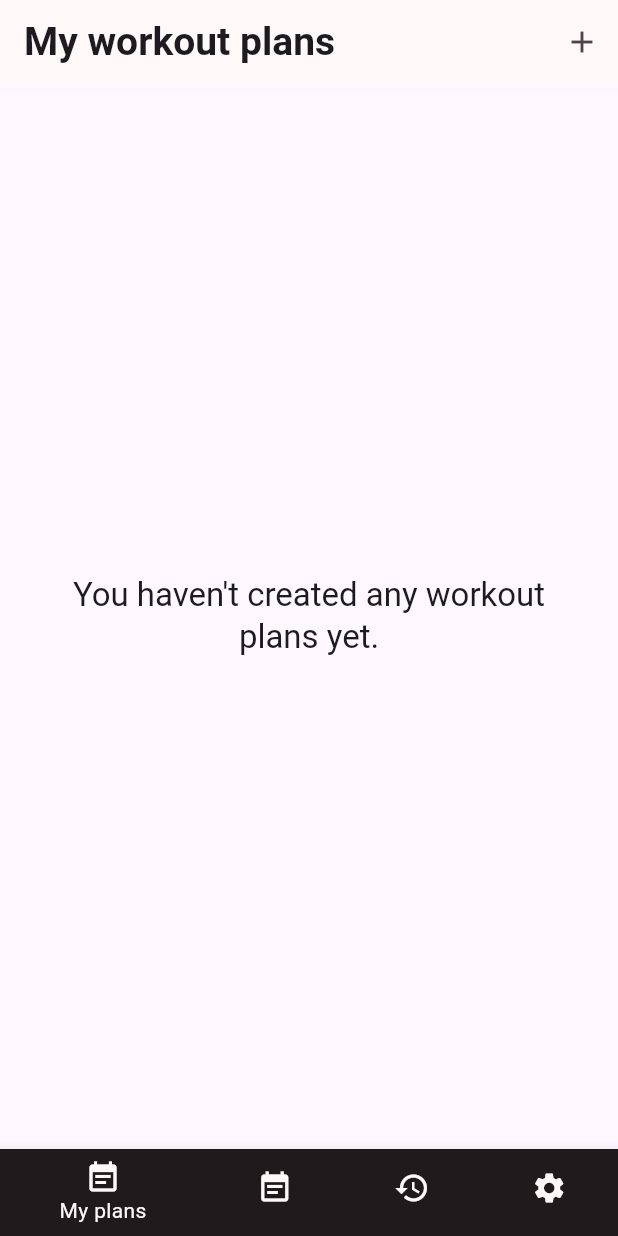
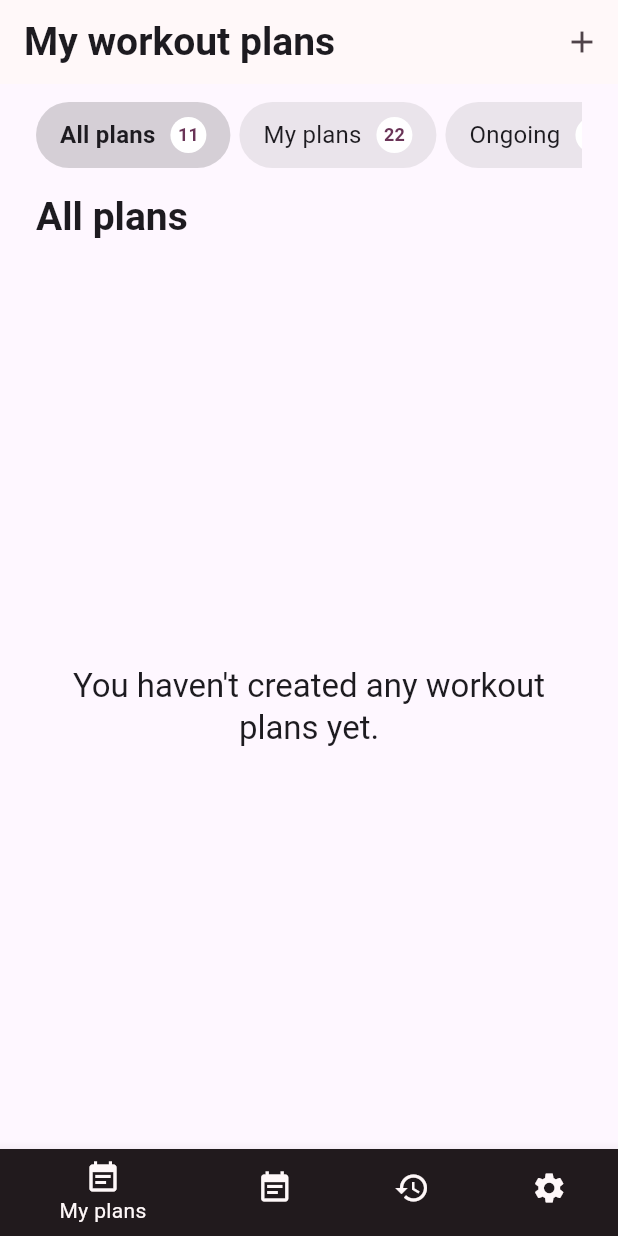
Before and after one commit to kmekarski/gym_partner, a Flutter app: the screen it shows once a user with an empty profile is signed in, on a phone screen of 412 x 824 dp. Run offline on Flutter 3.47's test engine with Material 3 defaults, Android fonts, the phone set to English and light mode, and no system bars; our stand-ins replace cloud_firestore, firebase_auth, firebase_core, flutter_riverpod; accounts and stored records are empty.

Commit message:
added row of filter chips in my plans screen

```diff
--- a/lib/main.dart
+++ b/lib/main.dart
@@ -29,6 +29,7 @@ class App extends StatelessWidget {
           color: colorScheme.primaryContainer.withOpacity(0.7),
         ),
         appBarTheme: const AppBarTheme().copyWith(
+          centerTitle: false,
           titleTextStyle: Theme.of(context)
               .textTheme
               .titleLarge!
--- /dev/null
+++ b/lib/models/plan_filter_criteria.dart
@@ -0,0 +1,20 @@
+enum PlanFilterCriteria {
+  all,
+  my,
+  ongoing,
+  downloaded,
+}
+
+Map<PlanFilterCriteria, String> planFilterCriteriaChipNames = {
+  PlanFilterCriteria.all: 'All plans',
+  PlanFilterCriteria.my: 'My plans',
+  PlanFilterCriteria.ongoing: 'Ongoing',
+  PlanFilterCriteria.downloaded: 'Downloaded',
+};
+
+Map<PlanFilterCriteria, String> planFilterCriteriaTitleNames = {
+  PlanFilterCriteria.all: 'All plans',
+  PlanFilterCriteria.my: 'Plans created by me',
+  PlanFilterCriteria.ongoing: 'Ongoing plans',
+  PlanFilterCriteria.downloaded: 'Plans created by other users',
+};
--- a/lib/screens/my_plans.dart
+++ b/lib/screens/my_plans.dart
@@ -1,6 +1,9 @@
+import 'package:flutter/cupertino.dart';
 import 'package:flutter/material.dart';
+import 'package:flutter/widgets.dart';
 import 'package:flutter_riverpod/flutter_riverpod.dart';
 import 'package:gym_partner/models/plan.dart';
+import 'package:gym_partner/models/plan_filter_criteria.dart';
 import 'package:gym_partner/providers/user_plans_provider.dart';
 import 'package:gym_partner/providers/user_provider.dart';
 import 'package:gym_partner/screens/new_plan.dart';
@@ -15,6 +18,8 @@ class MyPlansScreen extends ConsumerStatefulWidget {
 }
 
 class _MyPlansScreenState extends ConsumerState<MyPlansScreen> {
+  PlanFilterCriteria _selectedFilterCriteria = PlanFilterCriteria.all;
+
   void _selectPlan(BuildContext context, Plan plan) {
     Navigator.of(context).push(
       MaterialPageRoute(
@@ -24,6 +29,12 @@ class _MyPlansScreenState extends ConsumerState<MyPlansScreen> {
         ),
       ),
     );
+  }
+
+  void _selectFilterCriteria(PlanFilterCriteria criteria) {
+    setState(() {
+      _selectedFilterCriteria = criteria;
+    });
   }
 
   @override
@@ -36,12 +47,6 @@ class _MyPlansScreenState extends ConsumerState<MyPlansScreen> {
         return _centerMessage(
             context, 'You haven\'t created any workout plans yet.');
       } else {
-        // final recentPlanId =
-        //     plansData.firstWhere((planData) => planData.isRecent).planId;
-        // final recentPlan = plans.firstWhere((plan) => plan.id == recentPlanId);
-        // final restOfPlans =
-        //     plans.where((plan) => plan.id != recentPlanId).toList();
-
         final List<Plan> sortedPlans = [];
 
         String? recentPlanId;
@@ -77,11 +82,71 @@ class _MyPlansScreenState extends ConsumerState<MyPlansScreen> {
             icon: const Icon(Icons.add))
       ],
     );
+
+    var filterChips = Container(
+      height: 44,
+      margin: const EdgeInsets.only(top: 12),
+      child: ListView(
+        scrollDirection: Axis.horizontal,
+        children: [
+          _filterButton(PlanFilterCriteria.all, 11),
+          _filterButton(PlanFilterCriteria.my, 22),
+          _filterButton(PlanFilterCriteria.ongoing, 3),
+          _filterButton(PlanFilterCriteria.downloaded, 44),
+        ],
+      ),
+    );
+
+    var listTitle = Container(
+      margin: EdgeInsets.symmetric(vertical: 16),
+      child: Row(
+        mainAxisAlignment: MainAxisAlignment.start,
+        mainAxisSize: MainAxisSize.max,
+        children: [
+          Text(
+            planFilterCriteriaTitleNames[_selectedFilterCriteria] ?? '',
+            style: Theme.of(context).textTheme.titleLarge!.copyWith(
+                  fontSize: 26,
+                  fontWeight: FontWeight.w600,
+                ),
+          ),
+          if (_selectedFilterCriteria != PlanFilterCriteria.all)
+            Expanded(
+              child: Row(
+                children: [
+                  const Spacer(),
+                  GestureDetector(
+                    onTap: () => _selectFilterCriteria(PlanFilterCriteria.all),
+                    child: Row(
+                      children: [
+                        Text(
+                          'See all',
+                          style: Theme.of(context).textTheme.titleMedium,
+                        ),
+                        Icon(Icons.chevron_right),
+                      ],
+                    ),
+                  )
+                ],
+              ),
+            ),
+        ],
+      ),
+    );
+
     return Scaffold(
       appBar: appBar,
       body: Padding(
         padding: const EdgeInsets.symmetric(horizontal: 24),
-        child: content(),
+        child: Column(
+          children: [
+            filterChips,
+            listTitle,
+            Expanded(
+              child: content(),
+            ),
+          ],
+        ),
       ),
     );
   }
@@ -95,4 +160,44 @@ class _MyPlansScreenState extends ConsumerState<MyPlansScreen> {
       ),
     );
   }
+
+  Widget _filterButton(PlanFilterCriteria criteria, int number) {
+    final isSelected = _selectedFilterCriteria == criteria;
+    return Padding(
+      padding: const EdgeInsets.only(right: 6),
+      child: InkWell(
+        onTap: () => _selectFilterCriteria(criteria),
+        borderRadius: BorderRadius.circular(50),
+        child: Container(
+          padding: const EdgeInsets.symmetric(horizontal: 16, vertical: 8),
+          decoration: BoxDecoration(
+            color: Colors.black.withOpacity(isSelected ? 0.16 : 0.08),
+            borderRadius: BorderRadius.circular(50),
+          ),
+          child: Row(
+            children: [
+              Text(
+                planFilterCriteriaChipNames[criteria] ?? '',
+                style: Theme.of(context).textTheme.titleMedium!.copyWith(
+                      fontWeight: _selectedFilterCriteria == criteria
+                          ? FontWeight.w600
+                          : FontWeight.normal,
+                    ),
+              ),
+              const SizedBox(width: 10),
+              CircleAvatar(
+                radius: 12,
+                backgroundColor: Theme.of(context).colorScheme.onPrimary,
+                child: Text(
+                  number.toString(),
+                  style: const TextStyle(
+                      fontWeight: FontWeight.w600, fontSize: 12),
+                ),
+              ),
+            ],
+          ),
+        ),
+      ),
+    );
+  }
 }
--- a/lib/widgets/plan_badge.dart
+++ /dev/null
@@ -1,28 +0,0 @@
-import 'package:flutter/material.dart';
-import 'package:gym_partner/models/plan_tag.dart';
-
-class PlanBadge extends StatelessWidget {
-  const PlanBadge(this.tag, {super.key});
-
-  final PlanTag tag;
-
-  @override
-  Widget build(BuildContext context) {
-    return Card(
-      surfaceTintColor: Colors.white,
-      child: Padding(
-        padding: const EdgeInsets.symmetric(horizontal: 12, vertical: 6),
-        child: Row(
-          crossAxisAlignment: CrossAxisAlignment.center,
-          children: [
-            const SizedBox(width: 6),
-            Text(
-              tag.name,
-              style: Theme.of(context).textTheme.bodyMedium,
-            ),
-          ],
-        ),
-      ),
-    );
-  }
-}
--- a/lib/widgets/plan_card.dart
+++ b/lib/widgets/plan_card.dart
@@ -104,7 +104,7 @@ class PlanCard extends StatelessWidget {
           )
         : null;
     return Card(
-      margin: const EdgeInsets.symmetric(vertical: 12),
+      margin: const EdgeInsets.symmetric(vertical: 10),
       shape: RoundedRectangleBorder(
         borderRadius: BorderRadius.circular(16),
       ),
```
